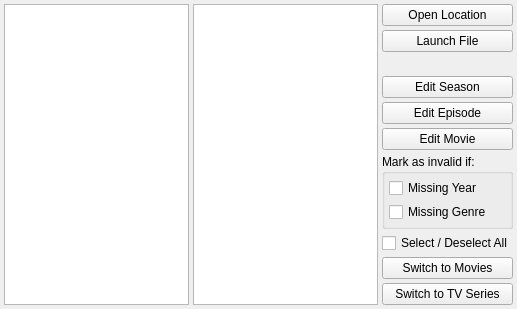
rexMingla/my-renamer, file src/trunk/ui/ui_WorkBench.ui: the form before one commit.
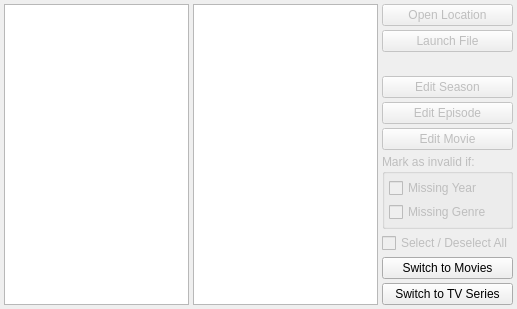
The form after the commit.

Commit message: Massive refactor: * added stacked widgets for OutputWidget, InputWidget and WorkBenchWidget so that there is no need to swap in/out config (still need to clean up WorkBenchWidget more) * threading code is close to sharing one worker interfaces.py * added experimental combo box widget to tv series workbench widget (needs rework)

```diff
--- a/src/trunk/ui/ui_WorkBench.ui
+++ b/src/trunk/ui/ui_WorkBench.ui
@@ -55,6 +55,9 @@
      </property>
      <item>
       <widget class="QPushButton" name="openButton">
+       <property name="enabled">
+        <bool>false</bool>
+       </property>
        <property name="toolTip">
         <string>Open containing folder for selected item</string>
        </property>
@@ -65,6 +68,9 @@
      </item>
      <item>
       <widget class="QPushButton" name="launchButton">
+       <property name="enabled">
+        <bool>false</bool>
+       </property>
        <property name="toolTip">
         <string>Launch file in default program</string>
        </property>
@@ -91,6 +97,9 @@
      </item>
      <item>
       <widget class="QPushButton" name="editSeasonButton">
+       <property name="enabled">
+        <bool>false</bool>
+       </property>
        <property name="toolTip">
         <string>Edit selected season</string>
        </property>
@@ -101,6 +110,9 @@
      </item>
      <item>
       <widget class="QPushButton" name="editEpisodeButton">
+       <property name="enabled">
+        <bool>false</bool>
+       </property>
        <property name="toolTip">
         <string>Edit selected episode</string>
        </property>
@@ -111,6 +123,9 @@
      </item>
      <item>
       <widget class="QPushButton" name="editMovieButton">
+       <property name="enabled">
+        <bool>false</bool>
+       </property>
        <property name="toolTip">
         <string>Edit selected movie</string>
        </property>
@@ -122,7 +137,7 @@
      <item>
       <widget class="QGroupBox" name="movieGroupBox">
        <property name="enabled">
-        <bool>true</bool>
+        <bool>false</bool>
        </property>
        <property name="title">
         <string>Mark as invalid if:</string>
@@ -162,6 +177,9 @@
      </item>
      <item>
       <widget class="QCheckBox" name="selectAllCheckBox">
+       <property name="enabled">
+        <bool>false</bool>
+       </property>
        <property name="toolTip">
         <string>Select/deselect all files</string>
        </property>
```
Left out of the diff: 15 changed lines with no effect on the pictures. The commit also changes 13 other files.
